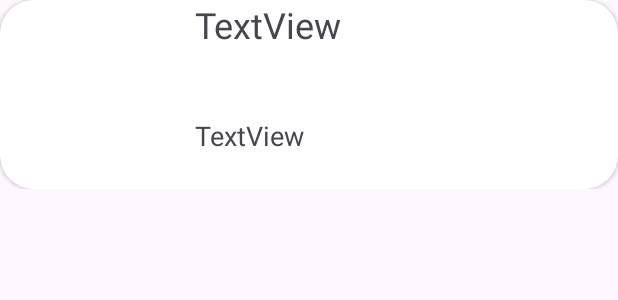
After one commit to ryantburke/PolytechnicMadLibs, an Android app: the layout recycler_view_row.xml on its own in the app's theme, with its tools: preview values and no code run, on a phone screen of 412 x 824 dp. The commit adds this screen. Shown: the top 300 px of the screen. Run offline under Robolectric (Android 15) with nearby library versions, the phone set to English and light mode, and no system bars.

Commit message:
Added recyclerview to fragment

```diff
--- /dev/null
+++ b/app/src/main/res/layout/recycler_view_row.xml
@@ -0,0 +1,58 @@
+<?xml version="1.0" encoding="utf-8"?>
+<androidx.constraintlayout.widget.ConstraintLayout xmlns:android="http://schemas.android.com/apk/res/android"
+    xmlns:app="http://schemas.android.com/apk/res-auto"
+    xmlns:tools="http://schemas.android.com/tools"
+    android:layout_width="match_parent"
+    android:layout_height="wrap_content">
+
+    <androidx.cardview.widget.CardView
+        android:layout_width="match_parent"
+        android:layout_height="wrap_content"
+        app:layout_constraintBottom_toBottomOf="parent"
+        app:layout_constraintStart_toStartOf="parent"
+        app:cardCornerRadius="10pt"
+        app:layout_constraintTop_toTopOf="parent" >
+
+        <androidx.constraintlayout.widget.ConstraintLayout
+            android:layout_width="match_parent"
+            android:layout_height="match_parent">
+
+            <ImageView
+                android:id="@+id/iv_image"
+                android:layout_width="125dp"
+                android:layout_height="125dp"
+                app:layout_constraintBottom_toBottomOf="parent"
+                app:layout_constraintStart_toStartOf="parent"
+                app:layout_constraintTop_toTopOf="parent" />
+
+            <LinearLayout
+                android:layout_width="279dp"
+                android:layout_height="126dp"
+                android:layout_marginStart="1dp"
+                android:orientation="vertical"
+                app:layout_constraintBottom_toBottomOf="parent"
+                app:layout_constraintEnd_toEndOf="parent"
+                app:layout_constraintStart_toEndOf="@+id/iv_image"
+                app:layout_constraintTop_toTopOf="parent">
+
+                <TextView
+                    android:id="@+id/tv_title"
+                    android:textSize="24sp"
+                    android:layout_width="match_parent"
+                    android:layout_height="wrap_content"
+                    android:layout_weight="2"
+                    android:text="TextView" />
+
+                <TextView
+                    android:id="@+id/tv_author"
+                    android:textSize="18sp"
+                    android:layout_width="match_parent"
+                    android:layout_height="wrap_content"
+                    android:layout_weight="1"
+                    android:text="TextView" />
+            </LinearLayout>
+
+        </androidx.constraintlayout.widget.ConstraintLayout>
+
+    </androidx.cardview.widget.CardView>
+</androidx.constraintlayout.widget.ConstraintLayout>
```
Also changed, not shown: app/src/main/java/com/poly/madlibs/MadLibsAdapter.java (+3 -4 lines), app/src/main/java/com/poly/madlibs/MadLibsModel.java (renamed from app/src/main/java/com/poly/madlibs/MadLib.java, +9 -5 lines), app/src/main/java/com/poly/madlibs/MadLibs_RecyclerViewAdapter.java (added, +61 -0 lines), app/src/main/java/com/poly/madlibs/MadlibsFragment.java (+18 -12 lines), app/src/main/res/layout/fragment_madlibs.xml (+17 -7 lines).
